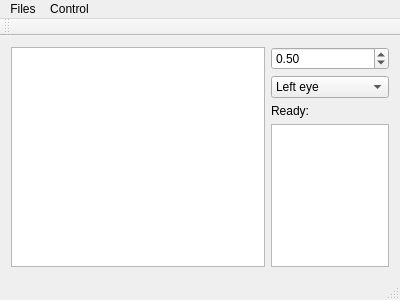
Before: the Qt Designer form MarkupTool/markupwindow.ui in Daiver/MarkupTool, drawn with Qt 5.
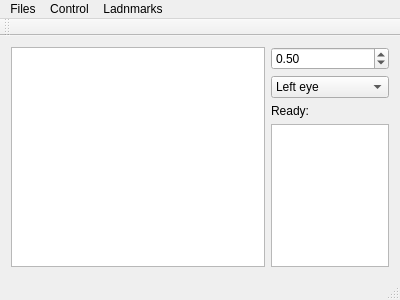
After: the same form once the commit is applied. Custom widgets are drawn as their Qt base class.

What changed in the file:
```diff
--- a/MarkupTool/markupwindow.ui
+++ b/MarkupTool/markupwindow.ui
@@ -116,8 +116,15 @@
     <addaction name="actionNext"/>
     <addaction name="actionPast"/>
    </widget>
+   <widget class="QMenu" name="menuLadnmarks">
+    <property name="title">
+     <string>Ladnmarks</string>
+    </property>
+    <addaction name="actionDelete"/>
+   </widget>
    <addaction name="menuFiles"/>
    <addaction name="menuControl"/>
+   <addaction name="menuLadnmarks"/>
   </widget>
   <widget class="QToolBar" name="mainToolBar">
    <attribute name="toolBarArea">
```
Left out of the diff: 14 changed lines with no effect on the pictures.
